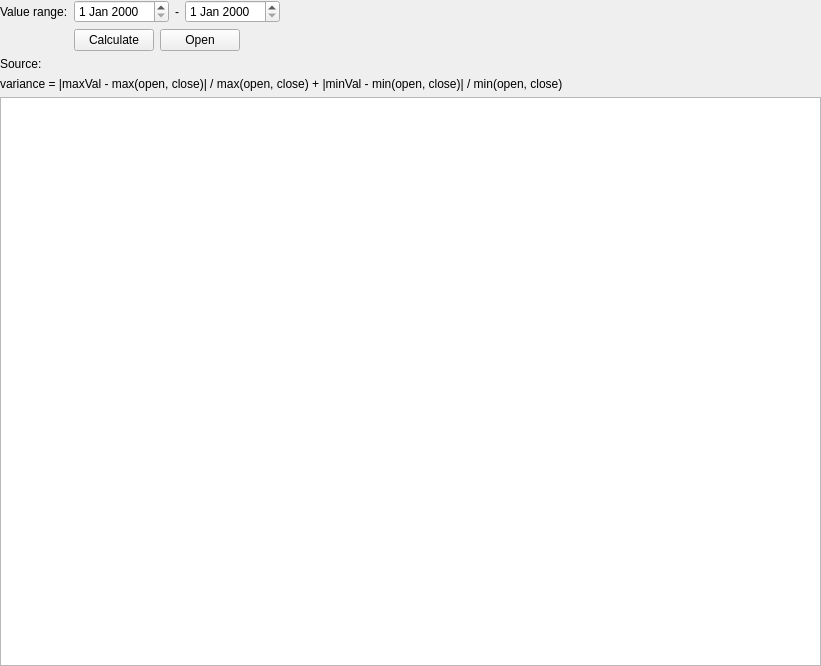
Old version of the form src/stockmonitor/ui/widget/tool/activitywidget.ui in the repository anetczuk/stock-monitor.
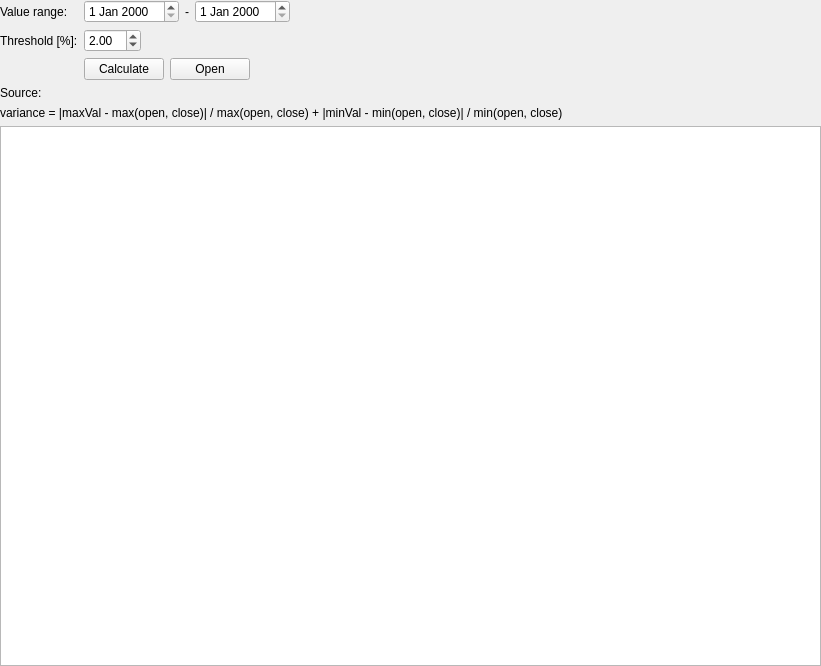
New version of the form. Custom widgets are drawn as their Qt base class.

```diff
--- a/src/stockmonitor/ui/widget/tool/activitywidget.ui
+++ b/src/stockmonitor/ui/widget/tool/activitywidget.ui
@@ -68,7 +68,14 @@
        </item>
       </layout>
      </item>
-     <item row="1" column="1">
+     <item row="1" column="0">
+      <widget class="QLabel" name="label_4">
+       <property name="text">
+        <string>Threshold [%]:</string>
+       </property>
+      </widget>
+     </item>
+     <item row="2" column="1">
       <layout class="QHBoxLayout" name="horizontalLayout_3">
        <item>
         <widget class="QPushButton" name="calculatePB">
@@ -99,20 +106,47 @@
        </item>
       </layout>
      </item>
-     <item row="2" column="0">
+     <item row="3" column="0">
       <widget class="QLabel" name="label_5">
        <property name="text">
         <string>Source:</string>
        </property>
       </widget>
      </item>
-     <item row="2" column="1">
+     <item row="3" column="1">
       <widget class="QLabel" name="sourceLabel">
        <property name="text">
         <string/>
        </property>
       </widget>
      </item>
+     <item row="1" column="1">
+      <layout class="QHBoxLayout" name="horizontalLayout_2">
+       <item>
+        <widget class="QDoubleSpinBox" name="threshSB">
+         <property name="singleStep">
+          <double>0.500000000000000</double>
+         </property>
+         <property name="value">
+          <double>2.000000000000000</double>
+         </property>
+        </widget>
+       </item>
+       <item>
+        <spacer name="horizontalSpacer_3">
+         <property name="orientation">
+          <enum>Qt::Horizontal</enum>
+         </property>
+         <property name="sizeHint" stdset="0">
+          <size>
+           <width>40</width>
+           <height>20</height>
+          </size>
+         </property>
+        </spacer>
+       </item>
+      </layout>
+     </item>
     </layout>
    </item>
    <item>
```
